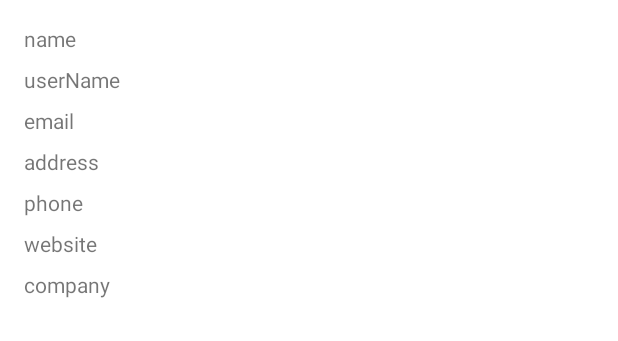
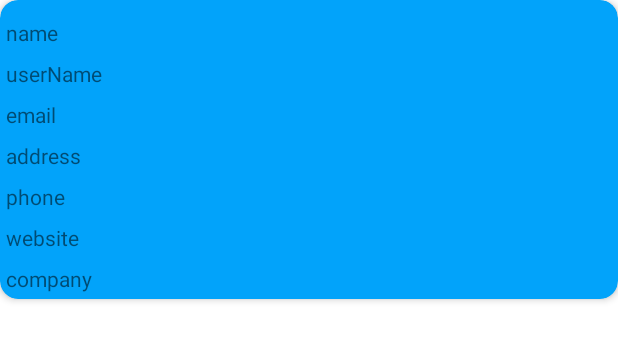
Before and after one commit to ErsonL/coding_challenge, an Android app: the layout users_list_item.xml on its own in the app's theme, with its tools: preview values and no code run, on a phone screen of 412 x 824 dp. Shown: the top 341 px of the screen. Run offline under Robolectric (Android 15) with nearby library versions, the phone set to English and light mode, and no system bars; network calls fail.

Commit message:
[style] 1.Add CardView into user list 2.Fine tune carview margin and text style

```diff
--- a/app/src/main/java/com/wei/challenge/cartrack/DetailActivity.kt
+++ b/app/src/main/java/com/wei/challenge/cartrack/DetailActivity.kt
@@ -7,6 +7,7 @@ import androidx.appcompat.app.AppCompatActivity
 import androidx.recyclerview.widget.LinearLayoutManager
 import androidx.recyclerview.widget.RecyclerView
 import com.wei.challenge.cartrack.network.UsersApi
+import com.wei.challenge.cartrack.ui.MarginItemDecoration
 import com.wei.challenge.cartrack.ui.UsersAdapter
 import io.reactivex.android.schedulers.AndroidSchedulers
 import io.reactivex.disposables.Disposable
@@ -52,6 +53,7 @@ class DetailActivity : AppCompatActivity() {
         usersList.setHasFixedSize(true)
         val layoutManager = LinearLayoutManager(this)
         layoutManager.orientation = RecyclerView.VERTICAL
+        usersList.addItemDecoration(MarginItemDecoration(resources.getDimension(R.dimen.default_padding).toInt()))
         usersList.layoutManager = layoutManager
         usersAdapter = UsersAdapter {
             Timber.d("Ship:$it")
--- a/app/src/main/res/layout/users_list_item.xml
+++ b/app/src/main/res/layout/users_list_item.xml
@@ -1,13 +1,21 @@
 <?xml version="1.0" encoding="utf-8"?>
+<androidx.cardview.widget.CardView
+        xmlns:android="http://schemas.android.com/apk/res/android"
+        xmlns:card_view="http://schemas.android.com/apk/res-auto"
+        android:layout_width="match_parent"
+        android:layout_height="wrap_content"
+        android:id="@+id/card_view"
+        card_view:cardBackgroundColor="@color/color_view_bg"
+        card_view:cardCornerRadius="12dp"
+        card_view:cardElevation="3dp"
+        card_view:contentPadding="4dp"
+        android:foreground="?selectableItemBackground"
+        android:clickable="true" >
     <androidx.constraintlayout.widget.ConstraintLayout xmlns:android="http://schemas.android.com/apk/res/android"
                                                        xmlns:app="http://schemas.android.com/apk/res-auto"
                                                        xmlns:tools="http://schemas.android.com/tools"
                                                        android:layout_width="match_parent"
-                                                   android:layout_height="wrap_content"
-                                                   android:paddingTop="8dp"
-                                                   android:paddingBottom="8dp"
-                                                   android:paddingStart="16dp"
-                                                   android:paddingEnd="16dp">
+                                                       android:layout_height="wrap_content">
 
         <TextView
                 android:text="name"
@@ -69,3 +77,4 @@
                 app:layout_constraintBottom_toBottomOf="parent" app:layout_constraintTop_toBottomOf="@+id/website"
                 app:layout_constraintStart_toStartOf="parent" />
     </androidx.constraintlayout.widget.ConstraintLayout>
+</androidx.cardview.widget.CardView>
--- a/app/src/main/res/values/colors.xml
+++ b/app/src/main/res/values/colors.xml
@@ -5,5 +5,7 @@
     <color name="colorAccent">#9A5034</color>
     <color name="color_input_hint">#1e000000</color>
     <color name="color_label">#ededed</color>
+    <color name="color_view_bg">#FF02A3FA</color>
+
 
 </resources>
--- /dev/null
+++ b/app/src/main/res/values/dimens.xml
@@ -0,0 +1,4 @@
+<?xml version="1.0" encoding="utf-8"?>
+<resources>
+    <dimen name="default_padding">8dp</dimen>
+</resources>
```
Also changed, not shown: app/src/main/java/com/wei/challenge/cartrack/ui/MarginItemDecoration.kt (added, +19 -0 lines), app/src/main/java/com/wei/challenge/cartrack/ui/UsersAdapter.kt (+8 -7 lines). Lines whose indentation alone changed are shown as unchanged.
